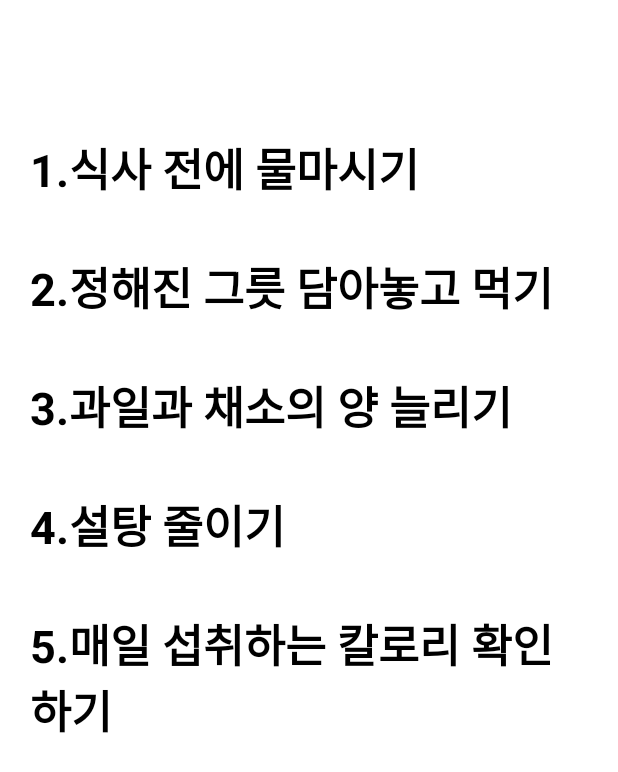
After one commit to Yangnyeon/Diet_eating_habit, an Android app: the layout diettip.xml on its own in the app's theme, with its tools: preview values and no code run, on a phone screen of 412 x 824 dp. The commit adds this screen. Shown: the top 772 px of the screen. Run offline under Robolectric (Android 15) with nearby library versions, the phone set to English and light mode, and no system bars.

Commit message:
업데이트중..

```diff
--- a/app/src/main/java/com/example/dieteatinghabits/MainFragment1.kt
+++ b/app/src/main/java/com/example/dieteatinghabits/MainFragment1.kt
@@ -63,6 +63,7 @@ class MainFragment1 : Fragment() {
         var view2 = inflater.inflate(R.layout.diettip, container, false)
 
 
+        //
 
         var viewPager11 = view.findViewById<ViewPager>(R.id.viewpager11)
         var weight_history = view.findViewById<CardView>(R.id.weight_history)
@@ -73,6 +74,7 @@ class MainFragment1 : Fragment() {
         val thread = Thread(PagerRunnable())
         thread.start()
 
+        //
 
         var habit = view.findViewById<CardView>(R.id.habit)
 
@@ -100,6 +102,7 @@ class MainFragment1 : Fragment() {
         return view
     }
 
+    //
 
     private fun setPage() {
         if(currentPosition == 3 ) {
@@ -120,6 +123,8 @@ class MainFragment1 : Fragment() {
             }
         }
     }
+
+    //
 
     companion object {
         /**
--- a/app/src/main/res/layout/activity_main.xml
+++ b/app/src/main/res/layout/activity_main.xml
@@ -23,4 +23,5 @@
         app:itemIconTint="@color/black"
         app:itemTextColor="@color/black"
         ></com.google.android.material.bottomnavigation.BottomNavigationView>
+
 </LinearLayout>
--- /dev/null
+++ b/app/src/main/res/layout/diettip.xml
@@ -0,0 +1,32 @@
+<?xml version="1.0" encoding="utf-8"?>
+<LinearLayout xmlns:android="http://schemas.android.com/apk/res/android"
+    android:orientation="vertical"
+    android:layout_width="match_parent"
+    android:layout_height="wrap_content"
+    android:layout_marginTop="70sp">
+
+    <TextView
+        android:layout_width="match_parent"
+        android:layout_height="wrap_content"
+        android:textSize="30sp"
+        android:text="1.식사 전에 물마시기\n\n2.정해진 그릇 담아놓고 먹기\n\n3.과일과 채소의 양 늘리기\n\n4.설탕 줄이기\n\n5.매일 섭취하는 칼로리 확인하기"
+        android:textStyle="bold"
+        android:textColor="#000000"
+        android:id="@+id/text1"
+        android:padding="20sp"
+        ></TextView>
+
+
+
+    <LinearLayout
+        android:layout_width="match_parent"
+        android:layout_height="match_parent"
+        android:orientation="horizontal"
+        >
+
+
+
+
+    </LinearLayout>
+
+</LinearLayout>
--- a/app/src/main/res/layout/fragment_main1.xml
+++ b/app/src/main/res/layout/fragment_main1.xml
@@ -20,7 +20,8 @@
             <androidx.viewpager.widget.ViewPager
                 android:id="@+id/viewpager11"
                 android:layout_width="match_parent"
-                android:layout_height="400sp"></androidx.viewpager.widget.ViewPager>
+                android:layout_height="400sp">
+            </androidx.viewpager.widget.ViewPager>
 
             <androidx.cardview.widget.CardView
                 android:layout_width="380sp"
```
